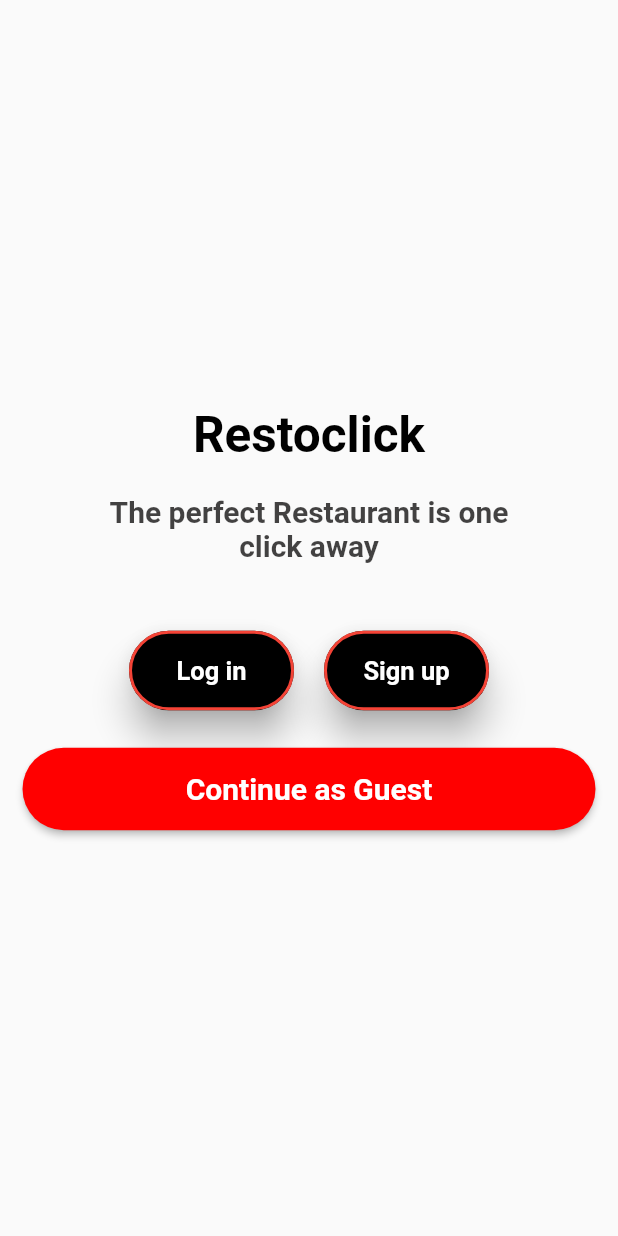
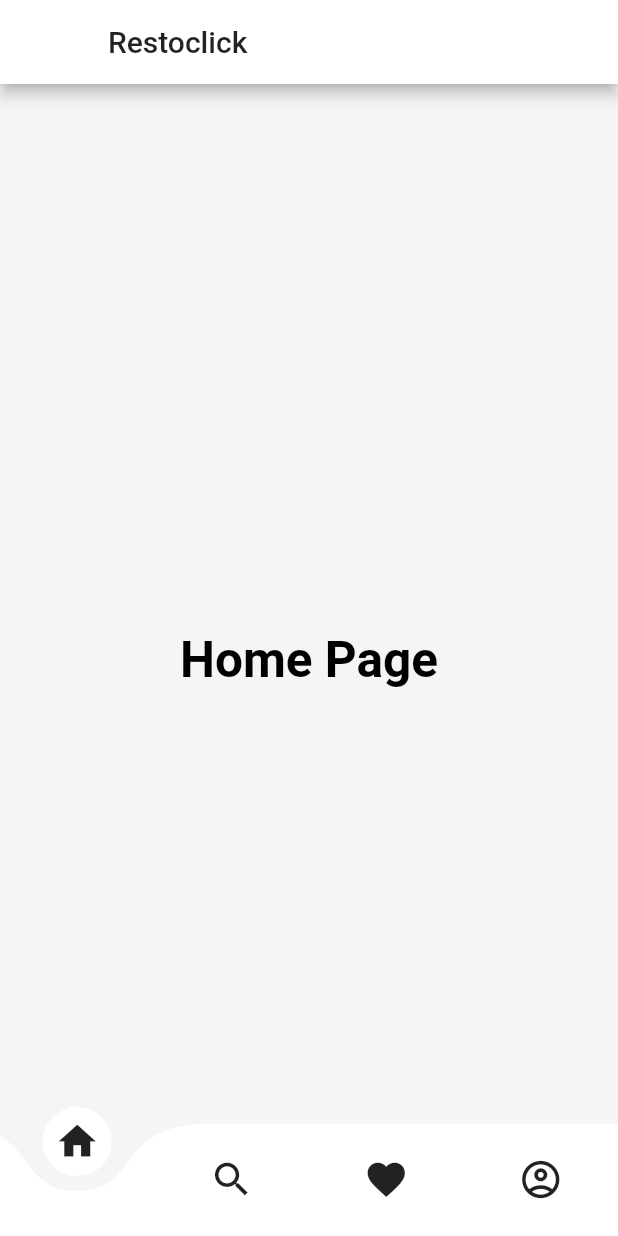
Before and after one commit to AliAl-Muhaisen/Restoclick, a Flutter app: the screen it shows after launch, after a tap on "Continue as Guest", on a phone screen of 412 x 824 dp. Run offline on Flutter 3.47's test engine with Material 2 defaults, Android fonts, the light colour scheme and no system bars; drawn by our look-alikes of curved_navigation_bar; our stand-ins replace google_fonts.

Commit message:
add nav bar with pages

```diff
--- a/lib/main.dart
+++ b/lib/main.dart
@@ -1,9 +1,23 @@
 import 'package:flutter/material.dart';
+import 'dart:ui';
+import 'package:flutter/services.dart';
 import './themes/stander/text.dart';
 import './themes/stander/buttons.dart';
 import 'screens/mainPage.dart';
+import 'package:google_fonts/google_fonts.dart';
 
 void main() {
+  SystemChrome.setSystemUIOverlayStyle(
+    // SystemUiOverlayStyle.dark,
+    SystemUiOverlayStyle(
+      statusBarColor: Color.fromARGB(0, 0, 0, 0),
+      systemNavigationBarColor: Colors.transparent,
+      systemNavigationBarIconBrightness: Brightness.dark,
+      statusBarBrightness: Brightness.dark,
+      statusBarIconBrightness: Brightness.dark,
+      systemNavigationBarDividerColor: Colors.transparent,
+    ),
+  );
   runApp(const MyApp());
 }
 
@@ -18,6 +32,19 @@
       debugShowCheckedModeBanner: false,
       theme: ThemeData(
         primarySwatch: Colors.blue,
+        textTheme: TextTheme(
+          headline6: GoogleFonts.abel(
+            backgroundColor: Color.fromARGB(0, 255, 254, 252),
+            fontSize: 20
+          ),
+        ),
+        scaffoldBackgroundColor: Color.fromARGB(
+            255, 247, 244, 244), //Color.fromARGB(255, 202, 197, 197)
+        visualDensity: VisualDensity.adaptivePlatformDensity,
+        appBarTheme: AppBarTheme(
+          backgroundColor: Color.fromARGB(255, 255, 255, 255),
+          titleTextStyle: Theme.of(context).textTheme.headline6,
+        ),
       ),
       home: MyHomePage(),
     );
@@ -34,7 +61,7 @@
 class _MyHomePageState extends State<MyHomePage> {
   @override
   Widget build(BuildContext context) {
-    return const Scaffold(
+    return Scaffold(
       body: MainPage(),
     );
   }
--- /dev/null
+++ b/lib/screens/homePage.dart
@@ -0,0 +1,21 @@
+import 'package:curved_navigation_bar/curved_navigation_bar.dart';
+import 'package:flutter/material.dart';
+import '../themes/stander/text.dart';
+
+class HomePage extends StatefulWidget {
+  const HomePage({Key? key}) : super(key: key);
+
+  @override
+  State<HomePage> createState() => _HomePageState();
+}
+
+class _HomePageState extends State<HomePage> {
+
+  @override
+  Widget build(BuildContext context) {
+    return Scaffold(
+
+      body: Center(child: Text("Home Page",style: appNameTextStyle,)),
+    );
+  }
+}
--- a/lib/screens/mainPage.dart
+++ b/lib/screens/mainPage.dart
@@ -1,9 +1,11 @@
 import 'package:flutter/material.dart';
+import 'package:restoclick/widgets/bottomNavBar.dart';
 import './loginPage.dart';
 import './signupPage.dart';
 import '../themes/stander/text.dart';
 import '../models/screen.dart';
 import '../themes/stander/buttons.dart';
+import './homePage.dart';
 
 class MainPage extends StatelessWidget {
   const MainPage({Key? key}) : super(key: key);
@@ -75,7 +77,7 @@ class MainPage extends StatelessWidget {
               height: 55,
               child: ElevatedButton(
                 style: guestButtonStyle,
-                onPressed: () {},
+                onPressed: () => Screen.navigatorPush(context, BottomNavBar()),
                 child: const Text("Continue as Guest"),
               ),
             ),
--- /dev/null
+++ b/lib/widgets/bottomNavBar.dart
@@ -0,0 +1,69 @@
+import 'package:curved_navigation_bar/curved_navigation_bar.dart';
+import 'package:flutter/material.dart';
+import 'package:restoclick/screens/favorite.dart';
+import 'package:restoclick/screens/homePage.dart';
+import 'package:restoclick/screens/loginPage.dart';
+import 'package:restoclick/screens/searchPage.dart';
+import 'package:restoclick/screens/signupPage.dart';
+
+class BottomNavBar extends StatefulWidget {
+  const BottomNavBar({Key? key}) : super(key: key);
+
+  @override
+  State<BottomNavBar> createState() => _BottomNavBarState();
+}
+
+class _BottomNavBarState extends State<BottomNavBar> {
+  final pages=[HomePage(),SearchPage(),FavoritePage(),SignupPage()];
+  int index = 0;
+  @override
+  Widget build(BuildContext context) {
+    return Container(
+      color: Colors.transparent,
+      child: SafeArea(
+        top: false,
+        child: ClipRect(
+          child: Scaffold(
+            appBar: AppBar(title: Text("Restoclick")),
+            extendBody: true,
+
+            bottomNavigationBar: CurvedNavigationBar(
+              // color: Color.fromARGB(209, 32, 31, 31),
+
+              items: [
+                Icon(
+                  Icons.home,
+                  size: 30,
+                ),
+                IconButton(
+                icon: Icon(Icons.search,size: 30,),
+
+                  onPressed: (){
+                     showSearch(context: context, delegate: MySearchDelegate());
+                  },
+                ),
+                Icon(
+                  Icons.favorite,
+                  size: 30,
+                ),
+                Icon(
+                  Icons.account_circle_outlined,
+                  size: 30,
+                ),
+              ],
+              index: index,
+              onTap: (index) => setState(() {
+                this.index = index;
+              }),
+              backgroundColor: Colors.transparent,
+              // buttonBackgroundColor: Colors.black45,
+
+            ),
+
+            body: pages[index],
+          ),
+        ),
+      ),
+    );
+  }
+}
```
Also changed, not shown: lib/screens/favorite.dart (added, +44 -0 lines), lib/screens/searchPage.dart (added, +86 -0 lines), pubspec.yaml (+6 -19 lines), pubspec.lock.
